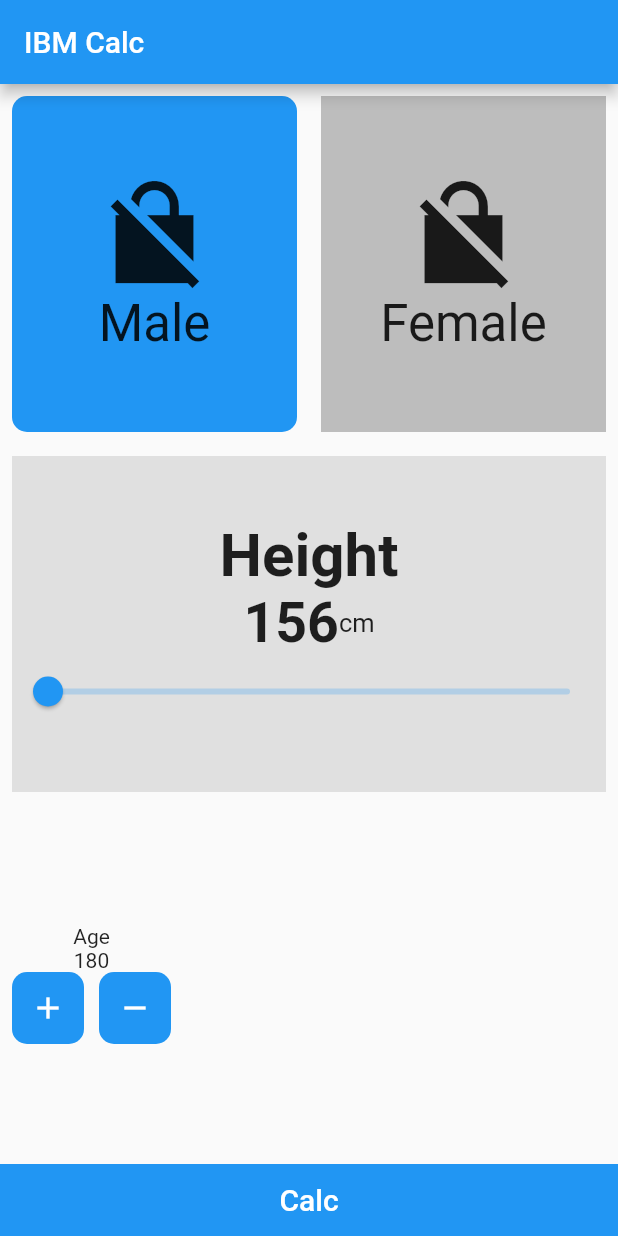
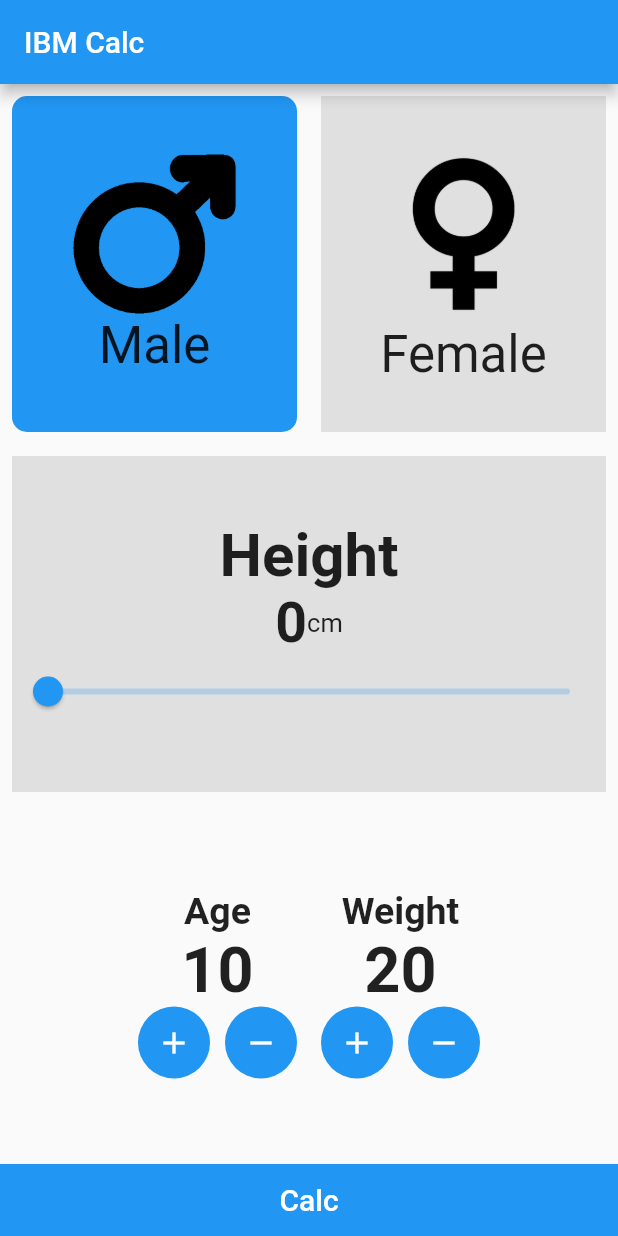
Before and after one commit to peterramsis/BMI-Calculator-App, a Flutter app: the screen it shows after launch, on a phone screen of 412 x 824 dp. Run offline on Flutter 3.47's test engine with Material 2 defaults, Android fonts, the phone set to English and light mode, and no system bars.

Commit message:
finish app

```diff
--- a/lib/Screens/HomeScreen.dart
+++ b/lib/Screens/HomeScreen.dart
@@ -1,3 +1,6 @@
+import 'dart:math';
+
+import 'package:calc/Screens/InformationScreen.dart';
 import 'package:flutter/material.dart';
 
 class MyHomePage extends StatefulWidget {
@@ -12,6 +15,8 @@ class MyHomePage extends StatefulWidget {
 class _MyHomePageState extends State<MyHomePage> {
    bool _isMale = true;
    double _height = 0;
+   int _age = 10;
+   int _weight = 20 ;
   @override
   Widget build(BuildContext context) {
 
@@ -36,13 +41,13 @@ class _MyHomePageState extends State<MyHomePage> {
                       },
                       child: Container(
                         decoration: BoxDecoration(
-                          color: _isMale == true ? Colors.blue :Colors.grey[400],
+                          color: _isMale == true ? Colors.blue :Colors.grey[300],
                           borderRadius: BorderRadius.circular(10)
                         ),
                         child: Column(
                           mainAxisAlignment: MainAxisAlignment.center,
                           children: [
-                            Icon(Icons.no_encryption_gmailerrorred_sharp , size: 78),
+                            Image.asset("assets/male.png"),
                             Text("Male" ,style: TextStyle(fontSize: 34),)
                           ],
                         ),
@@ -60,11 +65,11 @@ class _MyHomePageState extends State<MyHomePage> {
                       });
                     },
                     child: Container(
-                      color:_isMale != true ? Colors.blue : Colors.grey[400],
+                      color:_isMale != true ? Colors.blue : Colors.grey[300],
                       child: Column(
                         mainAxisAlignment: MainAxisAlignment.center,
                         children: [
-                          Icon(Icons.no_encryption_gmailerrorred_sharp , size: 78),
+                          Image.asset("assets/female.png" , height: 120,),
                           Text("Female" , style: TextStyle(fontSize: 34))
                         ],
                       ),
@@ -90,7 +95,7 @@ class _MyHomePageState extends State<MyHomePage> {
                     Row(
                       mainAxisAlignment: MainAxisAlignment.center,
                       children: [
-                              Text("156" , style: TextStyle(
+                              Text("${_height.round()}" , style: TextStyle(
                                 fontSize: 37      ,
                                 fontWeight: FontWeight.bold
                               ),),
@@ -118,37 +123,90 @@ class _MyHomePageState extends State<MyHomePage> {
           ),
           Expanded(
             child: Row(
+              mainAxisAlignment: MainAxisAlignment.center,
               children: [
                 Padding(
                   padding: const EdgeInsets.all(8.0),
                   child: Column(
                     mainAxisAlignment: MainAxisAlignment.center,
                    children: [
-                       Text("Age"),
-                       Text("180")  ,
+                       Text("Age" , style: TextStyle(
+                         fontSize: 25,
+                           fontWeight: FontWeight.bold
+                       ),),
+                       Text("${_age}" ,style:  TextStyle(
+                           fontSize: 42,
+                           fontWeight: FontWeight.bold
+                       ))  ,
                      Row(
                        children: [
                          Container( decoration: BoxDecoration(
-                           borderRadius: BorderRadius.circular(10)         ,
+                           borderRadius: BorderRadius.circular(30)         ,
                            color: Colors.blue
-                         ),child: IconButton(icon: Icon(Icons.add ), onPressed: ()=> print("click") , color: Colors.white)),
+                         ),child: IconButton(icon: Icon(Icons.add ), onPressed: ()=>  setState(() {
+                           _age ++;
+                         }) , color: Colors.white)),
                            SizedBox(width: 10,),
                            Container( decoration: BoxDecoration(
-                             borderRadius: BorderRadius.circular(10)         ,
+                             borderRadius: BorderRadius.circular(30)         ,
                              color: Colors.blue
-                           ),child: IconButton(icon: Icon(Icons.remove ), onPressed: ()=> print("click") , color: Colors.white)),
+                           ),child: IconButton(icon: Icon(Icons.remove ), onPressed: (){
+                             setState(() {
+                               _age --;
+                             });
+                           } , color: Colors.white)),
 
                        ],
                      ) ,
+
+                   ],
+
+                  ),
+                ),
+                Padding(
+                  padding: const EdgeInsets.all(8.0),
+                  child: Column(
+                    mainAxisAlignment: MainAxisAlignment.center,
+                    children: [
+                      Text("Weight" , style: TextStyle(
+                        fontSize: 25,
+                        fontWeight: FontWeight.bold
+
+                      ),),
+                      Text("${_weight}" ,style:  TextStyle(
+                          fontSize: 42,
+                          fontWeight: FontWeight.bold
+                      )),
+                      Row(
+                        children: [
+                          Container( decoration: BoxDecoration(
+                              borderRadius: BorderRadius.circular(30)         ,
+                              color: Colors.blue
+                          ),child: IconButton(icon: Icon(Icons.add ), onPressed: (){ setState(() {
+                            _weight ++;
+                          });} , color: Colors.white)),
+                          SizedBox(width: 10,),
+                          Container( decoration: BoxDecoration(
+                              borderRadius: BorderRadius.circular(30)         ,
+                              color: Colors.blue
+                          ),child: IconButton(icon: Icon(Icons.remove ), onPressed: (){
+                            setState(() {
+                              _weight--;
+                            });
+                          } , color: Colors.white)),
+
+                        ],
+                      ) ,
 
 
 
 
 
-                   ],
+                    ],
 
                   ),
                 )
+
               ],
             )
           ),
@@ -160,7 +218,14 @@ class _MyHomePageState extends State<MyHomePage> {
             color: Colors.white,
             fontSize: 20
           ),),
-          onPressed: ()=> print("click"),
+          onPressed: () {
+            var calc = _weight / pow(_height / 100, 2);
+            Navigator.of(context).push(MaterialPageRoute(builder: (_) => InformationScreen(
+              age: _age,
+              gender: _isMale == true  ? "Male" : "female",
+              result: calc.round()
+            )));
+          },
           ))
         ],
       )
--- a/pubspec.yaml
+++ b/pubspec.yaml
@@ -45,9 +45,9 @@ flutter:
   uses-material-design: true
 
   # To add assets to your application, add an assets section, like this:
-  # assets:
-  #   - images/a_dot_burr.jpeg
-  #   - images/a_dot_ham.jpeg
+  assets:
+     - assets/male.png
+     - assets/female.png
 
   # An image asset can refer to one or more resolution-specific "variants", see
   # https://flutter.dev/assets-and-images/#resolution-aware.
```
Also changed, not shown: lib/Screens/InformationScreen.dart (added, +27 -0 lines), assets/female.png (added), assets/male.png (added).
